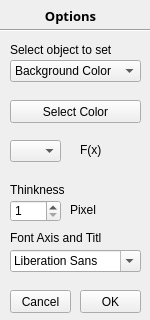
Above: TaskManager/OptionMenuPlotter.ui from IvSU-ITOP/TestDriver_Small before the change. Below: the same form after it.
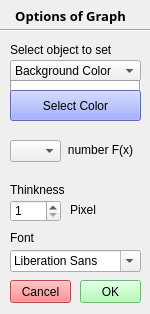
That is the form after the change. Icons and pictures are not drawn.

Commit message: new view of option menu

```diff
--- a/TaskManager/OptionMenuPlotter.ui
+++ b/TaskManager/OptionMenuPlotter.ui
@@ -7,7 +7,7 @@
     <x>0</x>
     <y>0</y>
     <width>150</width>
-    <height>320</height>
+    <height>314</height>
    </rect>
   </property>
   <property name="windowTitle">
@@ -17,13 +17,13 @@
    <property name="geometry">
     <rect>
      <x>80</x>
-     <y>290</y>
+     <y>280</y>
      <width>61</width>
      <height>23</height>
     </rect>
    </property>
    <property name="styleSheet">
-    <string notr="true"/>
+    <string notr="true">background-color: rgb(156, 255, 163);</string>
    </property>
    <property name="text">
     <string>OK</string>
@@ -33,11 +33,14 @@
    <property name="geometry">
     <rect>
      <x>10</x>
-     <y>290</y>
+     <y>280</y>
      <width>61</width>
      <height>23</height>
     </rect>
    </property>
+   <property name="styleSheet">
+    <string notr="true">background-color: rgb(255, 108, 110);</string>
+   </property>
    <property name="text">
     <string>Cancel</string>
    </property>
@@ -91,7 +94,7 @@
     </rect>
    </property>
    <property name="text">
-    <string>Font Axis and Title</string>
+    <string>Font </string>
    </property>
   </widget>
   <widget class="QLabel" name="pixel">
@@ -120,28 +123,43 @@
   <widget class="QLabel" name="fx">
    <property name="geometry">
     <rect>
-     <x>80</x>
+     <x>60</x>
      <y>140</y>
-     <width>31</width>
+     <width>81</width>
      <height>20</height>
     </rect>
    </property>
    <property name="text">
-    <string>F(x)</string>
+    <string>number F(x)</string>
+   </property>
+   <property name="alignment">
+    <set>Qt::AlignCenter</set>
    </property>
   </widget>
   <widget class="QPushButton" name="select_color_btn">
    <property name="geometry">
     <rect>
      <x>10</x>
-     <y>100</y>
+     <y>90</y>
      <width>131</width>
-     <height>23</height>
+     <height>31</height>
     </rect>
    </property>
+   <property name="styleSheet">
+    <string notr="true">background-color: rgb(129, 146, 255);</string>
+   </property>
    <property name="text">
     <string>Select Color</string>
    </property>
+   <property name="autoDefault">
+    <bool>false</bool>
+   </property>
+   <property name="default">
+    <bool>false</bool>
+   </property>
+   <property name="flat">
+    <bool>false</bool>
+   </property>
   </widget>
   <widget class="QLabel" name="options">
    <property name="geometry">
@@ -161,7 +179,7 @@
     </font>
    </property>
    <property name="text">
-    <string>Options</string>
+    <string>Options of Graph</string>
    </property>
    <property name="alignment">
     <set>Qt::AlignCenter</set>
@@ -238,6 +256,34 @@
     <string>Select object to set</string>
    </property>
   </widget>
+  <widget class="QGraphicsView" name="graphicsView">
+   <property name="geometry">
+    <rect>
+     <x>10</x>
+     <y>80</y>
+     <width>131</width>
+     <height>20</height>
+    </rect>
+   </property>
+   <property name="frameShape">
+    <enum>QFrame::Box</enum>
+   </property>
+  </widget>
+  <zorder>ok_btn</zorder>
+  <zorder>cancel_btn</zorder>
+  <zorder>font_box</zorder>
+  <zorder>thinkness</zorder>
+  <zorder>label_thinkness</zorder>
+  <zorder>font</zorder>
+  <zorder>pixel</zorder>
+  <zorder>comboBox</zorder>
+  <zorder>fx</zorder>
+  <zorder>options</zorder>
+  <zorder>line_4</zorder>
+  <zorder>object_to_set</zorder>
+  <zorder>label_thinkness_2</zorder>
+  <zorder>graphicsView</zorder>
+  <zorder>select_color_btn</zorder>
  </widget>
  <resources/>
  <connections/>
```
Left out of the diff: 10 changed lines with no effect on the pictures. The commit also changes 4 other files.
